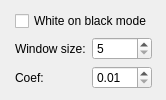
Qt form filters/output/ui/SauvolaBinarizationOptionsWidget.ui (4lex4/scantailor-advanced) before a commit.
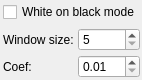
The same form after that commit.

The edit to the form file:
```diff
--- a/filters/output/ui/SauvolaBinarizationOptionsWidget.ui
+++ b/filters/output/ui/SauvolaBinarizationOptionsWidget.ui
@@ -6,8 +6,8 @@
    <rect>
     <x>0</x>
     <y>0</y>
-    <width>166</width>
-    <height>96</height>
+    <width>142</width>
+    <height>80</height>
    </rect>
   </property>
   <property name="sizePolicy">
@@ -20,6 +20,21 @@
    <string>Form</string>
   </property>
   <layout class="QHBoxLayout" name="horizontalLayout">
+   <property name="spacing">
+    <number>4</number>
+   </property>
+   <property name="leftMargin">
+    <number>0</number>
+   </property>
+   <property name="topMargin">
+    <number>0</number>
+   </property>
+   <property name="rightMargin">
+    <number>0</number>
+   </property>
+   <property name="bottomMargin">
+    <number>0</number>
+   </property>
    <item>
     <spacer name="horizontalSpacer">
      <property name="orientation">
@@ -27,7 +42,7 @@
      </property>
      <property name="sizeHint" stdset="0">
       <size>
-       <width>3</width>
+       <width>0</width>
        <height>17</height>
       </size>
      </property>
@@ -101,7 +116,7 @@
      </property>
      <property name="sizeHint" stdset="0">
       <size>
-       <width>3</width>
+       <width>0</width>
        <height>17</height>
       </size>
      </property>
```
